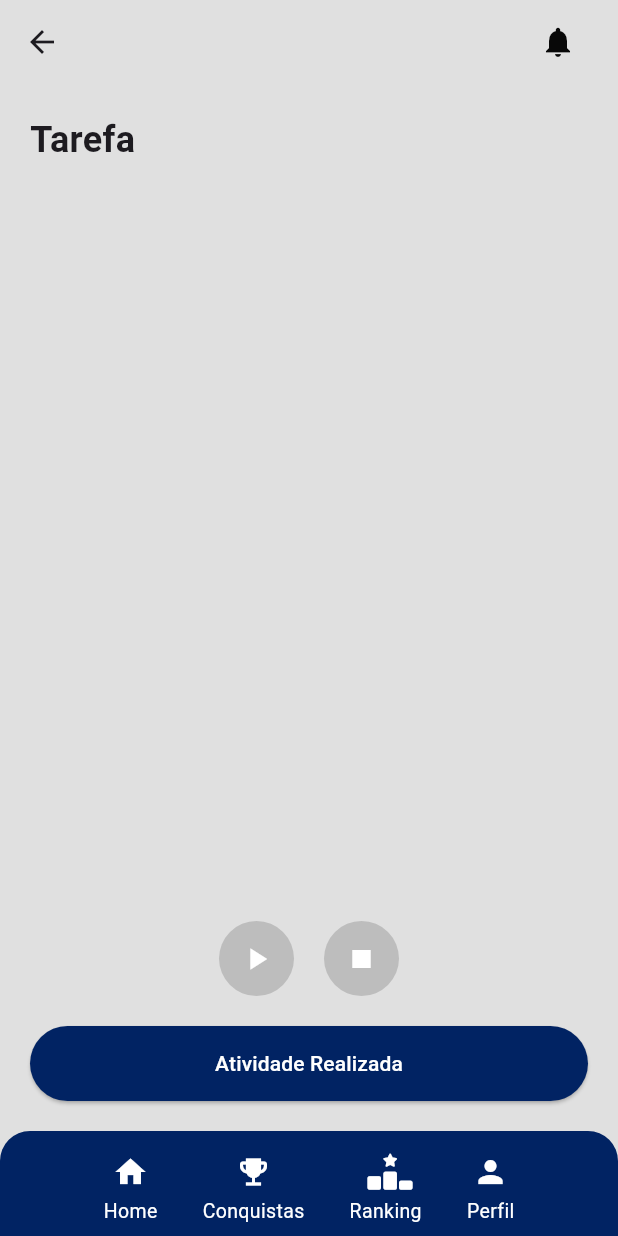
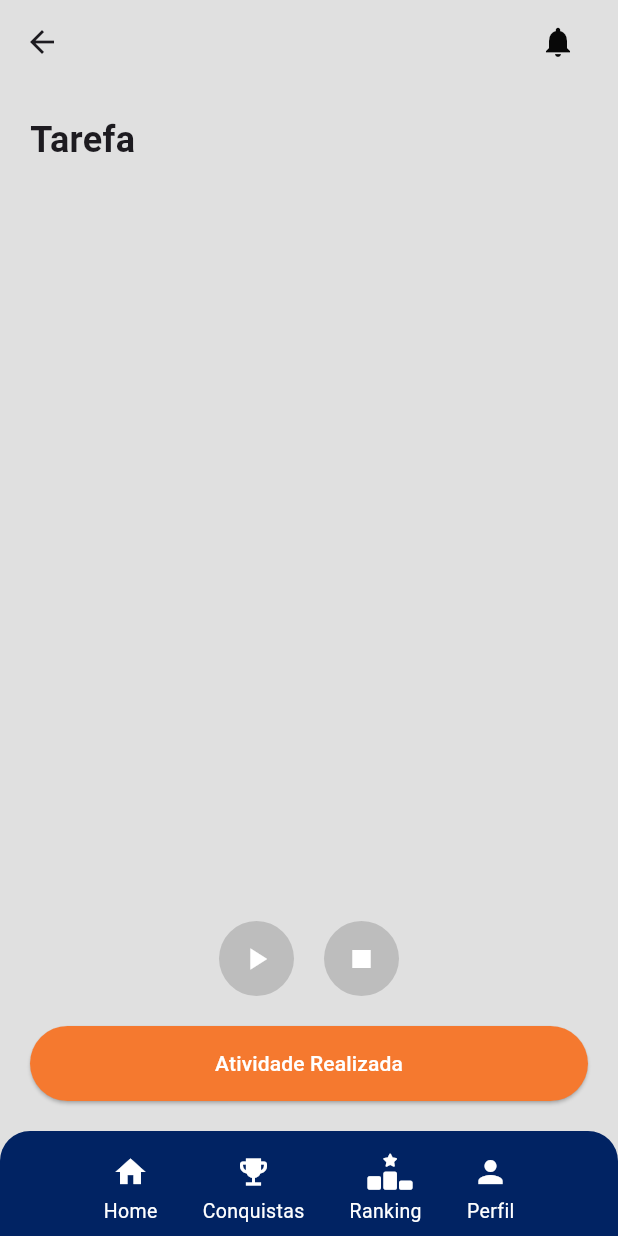
Before and after one commit to daniel-vezos/Ser-familia, a Flutter app: the PageTasks screen opened directly with empty values, on a phone screen of 412 x 824 dp. Run offline on Flutter 3.47's test engine with Material 3 defaults, Android fonts, the phone set to English and light mode, and no system bars; our stand-ins replace awesome_notifications, cloud_firestore, confetti, firebase_auth, firebase_core, flutter_screenutil and 6 more; accounts and stored records are empty.

Commit message:
Change color

```diff
--- a/lib/pages/page_tasks.dart
+++ b/lib/pages/page_tasks.dart
@@ -269,7 +269,7 @@ class _PageTasksState extends State<PageTasks> {
                           _completeActivity();
                         },
                         style: ElevatedButton.styleFrom(
-                            backgroundColor: const Color(0xff012363),
+                            backgroundColor: const Color(0xffF5792F),
                             padding:
                                 const EdgeInsets.symmetric(vertical: 15.0)),
                         child: const Text(
```
